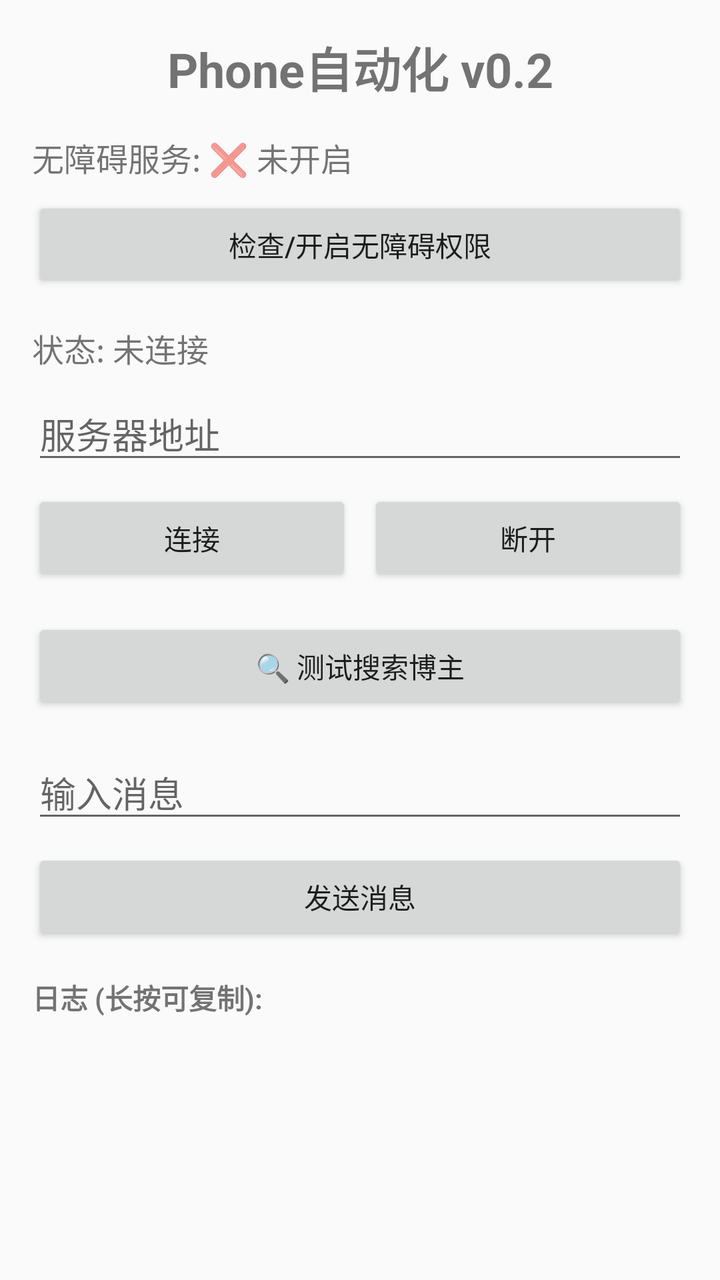
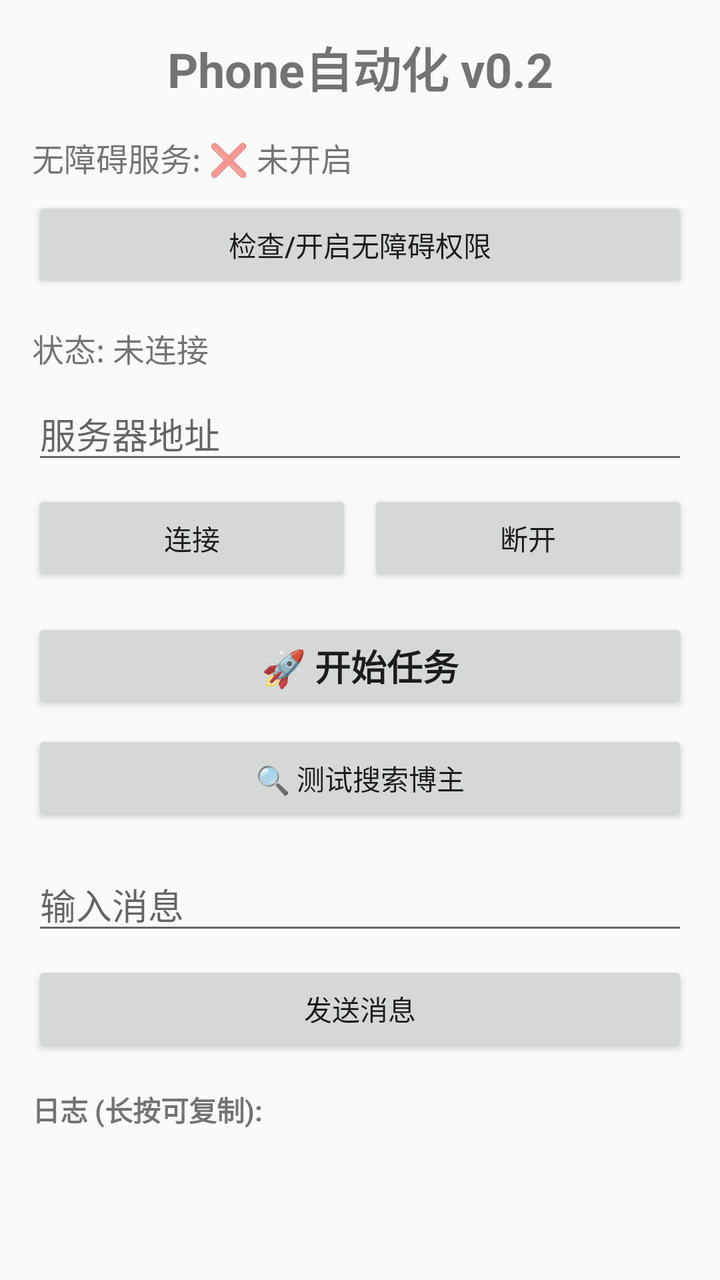

The first picture is an Android layout as it rendered before a commit; the second is the same layout after the commit. The layout source and the unified diff follow.
<!-- AndroidManifest.xml: application theme Theme.AppCompat.Light -->
<!-- res/layout/activity_main.xml -->
<?xml version="1.0" encoding="utf-8"?>
<LinearLayout xmlns:android="http://schemas.android.com/apk/res/android"
    android:layout_width="match_parent"
    android:layout_height="match_parent"
    android:orientation="vertical"
    android:padding="16dp">

    <TextView
        android:layout_width="match_parent"
        android:layout_height="wrap_content"
        android:text="Phone自动化 v0.2"
        android:textSize="24sp"
        android:textStyle="bold"
        android:gravity="center"
        android:layout_marginBottom="16dp" />

    
    <TextView
        android:id="@+id/accessibilityStatusText"
        android:layout_width="match_parent"
        android:layout_height="wrap_content"
        android:text="无障碍服务: ❌ 未开启"
        android:textSize="16sp"
        android:layout_marginBottom="8dp" />

    <Button
        android:id="@+id/checkAccessibilityBtn"
        android:layout_width="match_parent"
        android:layout_height="wrap_content"
        android:text="检查/开启无障碍权限"
        android:layout_marginBottom="16dp" />

    
    <TextView
        android:id="@+id/statusText"
        android:layout_width="match_parent"
        android:layout_height="wrap_content"
        android:text="状态: 未连接"
        android:textSize="16sp"
        android:layout_marginBottom="8dp" />

    <EditText
        android:id="@+id/serverUrlInput"
        android:layout_width="match_parent"
        android:layout_height="wrap_content"
        android:hint="服务器地址"
        android:inputType="textUri"
        android:layout_marginBottom="8dp" />

    <LinearLayout
        android:layout_width="match_parent"
        android:layout_height="wrap_content"
        android:orientation="horizontal"
        android:layout_marginBottom="16dp">

        <Button
            android:id="@+id/connectBtn"
            android:layout_width="0dp"
            android:layout_height="wrap_content"
            android:layout_weight="1"
            android:text="连接"
            android:layout_marginEnd="8dp" />

        <Button
            android:id="@+id/disconnectBtn"
            android:layout_width="0dp"
            android:layout_height="wrap_content"
            android:layout_weight="1"
            android:text="断开" />
    </LinearLayout>

    
    <Button
        android:id="@+id/testSearchBtn"
        android:layout_width="match_parent"
        android:layout_height="wrap_content"
        android:text="🔍 测试搜索博主"
        android:layout_marginBottom="16dp" />

    
    <EditText
        android:id="@+id/messageInput"
        android:layout_width="match_parent"
        android:layout_height="wrap_content"
        android:hint="输入消息"
        android:layout_marginBottom="8dp" />

    <Button
        android:id="@+id/sendBtn"
        android:layout_width="match_parent"
        android:layout_height="wrap_content"
        android:text="发送消息"
        android:layout_marginBottom="16dp" />

    
    <TextView
        android:layout_width="match_parent"
        android:layout_height="wrap_content"
        android:text="日志 (长按可复制):"
        android:textStyle="bold"
        android:layout_marginBottom="8dp" />

    <ScrollView
        android:id="@+id/logScrollView"
        android:layout_width="match_parent"
        android:layout_height="0dp"
        android:layout_weight="1">

        <TextView
            android:id="@+id/logText"
            android:layout_width="match_parent"
            android:layout_height="wrap_content"
            android:textSize="12sp"
            android:fontFamily="monospace"
            android:textIsSelectable="true"
            android:text="" />
    </ScrollView>

</LinearLayout>
<!-- resources referenced by this layout -->
<resources>

</resources>

<!-- the commit's change to res/layout/activity_main.xml (unified diff, before → after) -->
@@ -71,6 +71,15 @@
 
     
     <Button
+        android:id="@+id/startTaskBtn"
+        android:layout_width="match_parent"
+        android:layout_height="wrap_content"
+        android:text="🚀 开始任务"
+        android:textSize="18sp"
+        android:textStyle="bold"
+        android:layout_marginBottom="8dp" />
+    
+    <Button
         android:id="@+id/testSearchBtn"
         android:layout_width="match_parent"
         android:layout_height="wrap_content"
